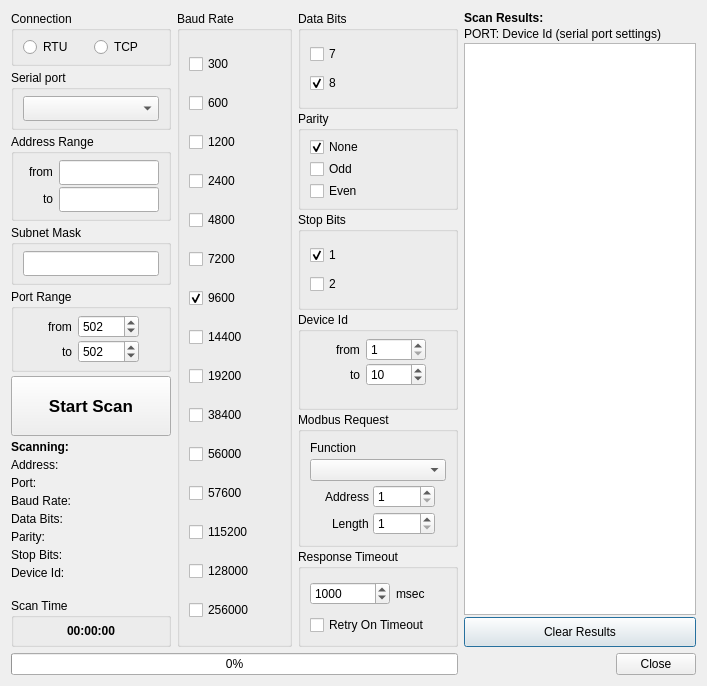
The window that omodscan/dialogs/dialogmodbusscanner.ui (sanny32/OpenModScan) describes before a commit, drawn with Qt 5.
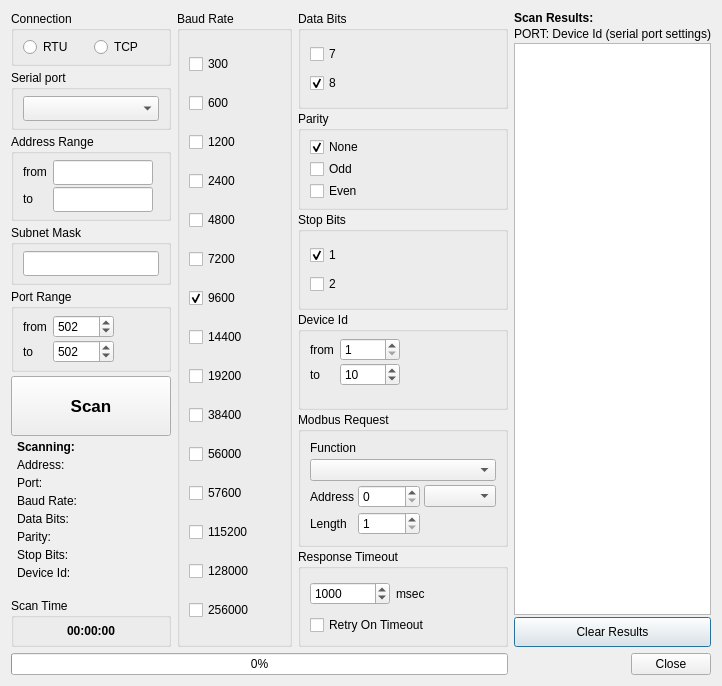
The same window after the commit. Icons and pictures are not drawn. Custom widgets are drawn as their Qt base class.

Commit message: Add address base switch to dialog modbus scanner

```diff
--- a/omodscan/dialogs/dialogmodbusscanner.ui
+++ b/omodscan/dialogs/dialogmodbusscanner.ui
@@ -140,10 +140,10 @@
          </property>
          <layout class="QFormLayout" name="formLayout">
           <property name="labelAlignment">
-           <set>Qt::AlignRight|Qt::AlignTrailing|Qt::AlignVCenter</set>
+           <set>Qt::AlignLeading|Qt::AlignLeft|Qt::AlignVCenter</set>
           </property>
           <property name="formAlignment">
-           <set>Qt::AlignHCenter|Qt::AlignTop</set>
+           <set>Qt::AlignLeading|Qt::AlignLeft|Qt::AlignTop</set>
           </property>
           <property name="verticalSpacing">
            <number>2</number>
@@ -246,10 +246,10 @@
           <item>
            <layout class="QFormLayout" name="formLayout_3">
             <property name="labelAlignment">
-             <set>Qt::AlignRight|Qt::AlignTrailing|Qt::AlignVCenter</set>
+             <set>Qt::AlignLeading|Qt::AlignLeft|Qt::AlignVCenter</set>
             </property>
             <property name="formAlignment">
-             <set>Qt::AlignHCenter|Qt::AlignTop</set>
+             <set>Qt::AlignLeading|Qt::AlignLeft|Qt::AlignTop</set>
             </property>
             <item row="0" column="0">
              <widget class="QLabel" name="labelAddress">
@@ -259,6 +259,8 @@
              </widget>
             </item>
             <item row="0" column="1">
+             <layout class="QHBoxLayout" name="horizontalLayout">
+              <item>
              <widget class="FormattedSpinBox" name="spinBoxAddress">
               <property name="sizePolicy">
                <sizepolicy hsizetype="Fixed" vsizetype="Fixed">
@@ -273,19 +275,30 @@
                </size>
               </property>
               <property name="minimum">
-               <number>1</number>
+                 <number>0</number>
               </property>
               <property name="maximum">
                <number>65536</number>
               </property>
-             </widget>
-            </item>
-            <item row="1" column="0">
-             <widget class="QLabel" name="labelLength">
-              <property name="text">
-               <string>Length</string>
-              </property>
-             </widget>
+                <property name="value">
+                 <number>0</number>
+                </property>
+               </widget>
+              </item>
+              <item>
+               <widget class="AddressBaseComboBox" name="comboBoxAddressBase">
+                <property name="sizePolicy">
+                 <sizepolicy hsizetype="Fixed" vsizetype="Fixed">
+                  <horstretch>0</horstretch>
+                  <verstretch>0</verstretch>
+                 </sizepolicy>
+                </property>
+                <property name="currentIndex">
+                 <number>-1</number>
+                </property>
+               </widget>
+              </item>
+             </layout>
             </item>
             <item row="1" column="1">
              <widget class="QSpinBox" name="spinBoxLength">
@@ -309,6 +322,13 @@
               </property>
              </widget>
             </item>
+            <item row="1" column="0">
+             <widget class="QLabel" name="labelLength">
+              <property name="text">
+               <string>Length</string>
+              </property>
+             </widget>
+            </item>
            </layout>
           </item>
          </layout>
@@ -683,10 +703,10 @@
          </property>
          <layout class="QFormLayout" name="formLayout_4">
           <property name="labelAlignment">
-           <set>Qt::AlignRight|Qt::AlignTrailing|Qt::AlignVCenter</set>
+           <set>Qt::AlignLeading|Qt::AlignLeft|Qt::AlignVCenter</set>
           </property>
           <property name="formAlignment">
-           <set>Qt::AlignHCenter|Qt::AlignTop</set>
+           <set>Qt::AlignLeading|Qt::AlignLeft|Qt::AlignTop</set>
           </property>
           <property name="verticalSpacing">
            <number>2</number>
@@ -796,10 +816,10 @@
          </property>
          <layout class="QFormLayout" name="formLayout_2">
           <property name="labelAlignment">
-           <set>Qt::AlignRight|Qt::AlignTrailing|Qt::AlignVCenter</set>
+           <set>Qt::AlignLeading|Qt::AlignLeft|Qt::AlignVCenter</set>
           </property>
           <property name="formAlignment">
-           <set>Qt::AlignHCenter|Qt::AlignTop</set>
+           <set>Qt::AlignLeading|Qt::AlignLeft|Qt::AlignTop</set>
           </property>
           <property name="verticalSpacing">
            <number>2</number>
@@ -890,7 +910,7 @@
 font-weight: bold;</string>
          </property>
          <property name="text">
-          <string>Start Scan</string>
+          <string>Scan</string>
          </property>
          <property name="iconSize">
           <size>
@@ -902,6 +922,9 @@
        </item>
        <item>
         <layout class="QVBoxLayout" name="verticalLayout_8">
+         <property name="leftMargin">
+          <number>6</number>
+         </property>
          <item>
           <widget class="QLabel" name="labelScanning">
            <property name="text">
@@ -1008,6 +1031,11 @@
   </layout>
  </widget>
  <customwidgets>
+  <customwidget>
+   <class>AddressBaseComboBox</class>
+   <extends>QComboBox</extends>
+   <header>addressbasecombobox.h</header>
+  </customwidget>
   <customwidget>
    <class>IpAddressLineEdit</class>
    <extends>QLineEdit</extends>
```
Lines whose indentation alone changed are shown as unchanged. The commit also changes 2 other files.
